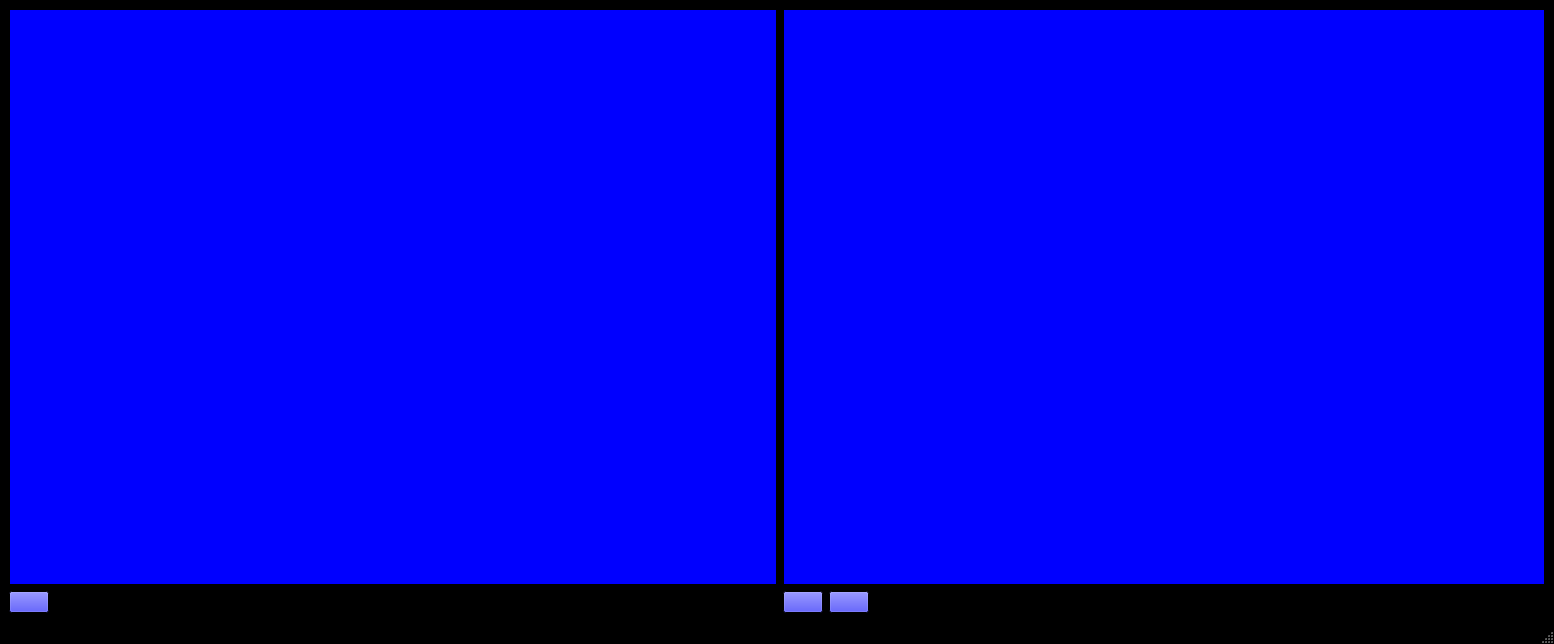
Before: the Qt Designer form texter/texter/texter2.ui in derlucas/4.48_psychosis, drawn with Qt 5.
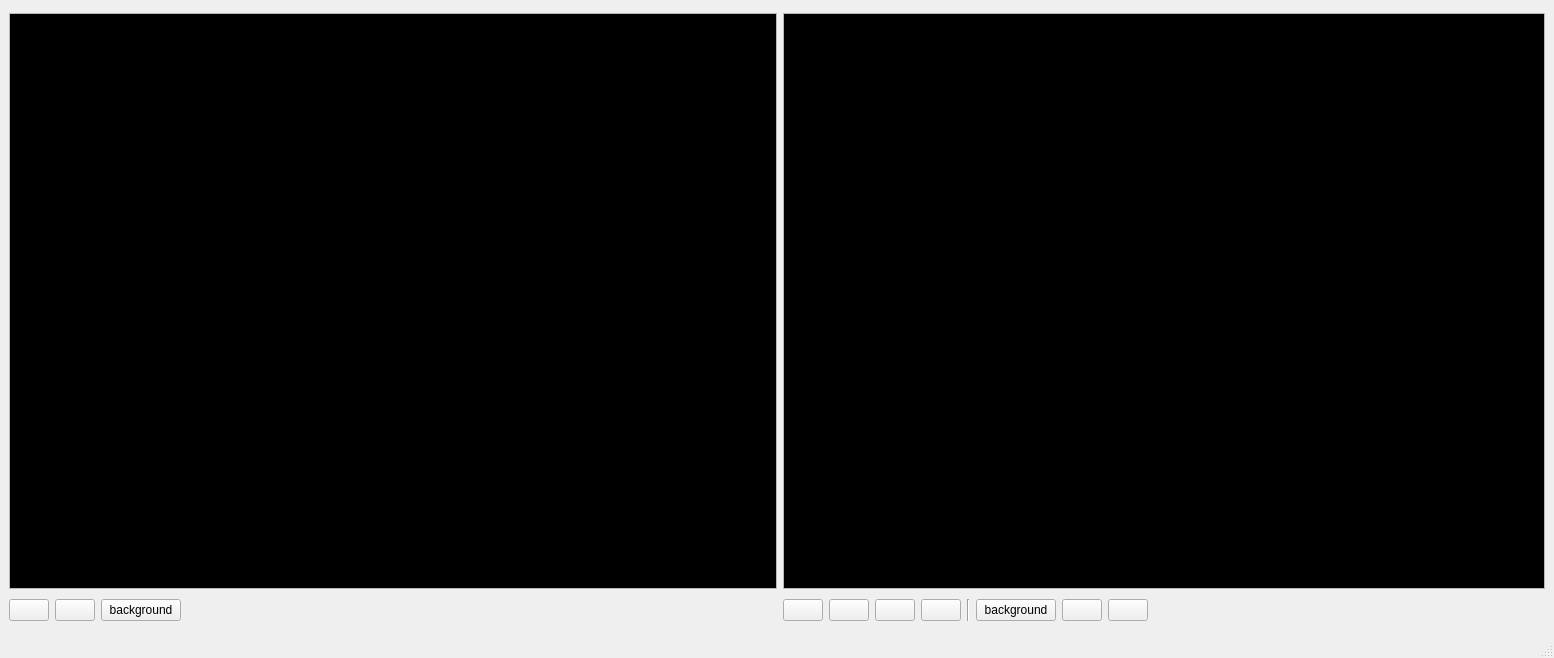
After: the same form once the commit is applied. Icons and pictures are not drawn. Custom widgets are drawn as their Qt base class.

What changed in the file:
```diff
--- a/texter/texter/texter2.ui
+++ b/texter/texter/texter2.ui
@@ -7,66 +7,12 @@
     <x>0</x>
     <y>0</y>
     <width>1554</width>
-    <height>636</height>
+    <height>658</height>
    </rect>
   </property>
   <property name="palette">
    <palette>
     <active>
-     <colorrole role="WindowText">
-      <brush brushstyle="SolidPattern">
-       <color alpha="255">
-        <red>255</red>
-        <green>255</green>
-        <blue>255</blue>
-       </color>
-      </brush>
-     </colorrole>
-     <colorrole role="Button">
-      <brush brushstyle="SolidPattern">
-       <color alpha="255">
-        <red>0</red>
-        <green>0</green>
-        <blue>255</blue>
-       </color>
-      </brush>
-     </colorrole>
-     <colorrole role="Light">
-      <brush brushstyle="SolidPattern">
-       <color alpha="255">
-        <red>0</red>
-        <green>0</green>
-        <blue>0</blue>
-       </color>
-      </brush>
-     </colorrole>
-     <colorrole role="Midlight">
-      <brush brushstyle="SolidPattern">
-       <color alpha="255">
-        <red>0</red>
-        <green>0</green>
-        <blue>0</blue>
-       </color>
-      </brush>
-     </colorrole>
-     <colorrole role="Dark">
-      <brush brushstyle="SolidPattern">
-       <color alpha="255">
-        <red>0</red>
-        <green>0</green>
-        <blue>0</blue>
-       </color>
-      </brush>
-     </colorrole>
-     <colorrole role="Mid">
-      <brush brushstyle="SolidPattern">
-       <color alpha="255">
-        <red>0</red>
-        <green>0</green>
-        <blue>0</blue>
-       </color>
-      </brush>
-     </colorrole>
      <colorrole role="Text">
       <brush brushstyle="SolidPattern">
        <color alpha="255">
@@ -76,70 +22,7 @@
        </color>
       </brush>
      </colorrole>
-     <colorrole role="BrightText">
-      <brush brushstyle="SolidPattern">
-       <color alpha="255">
-        <red>255</red>
-        <green>255</green>
-        <blue>255</blue>
-       </color>
-      </brush>
-     </colorrole>
-     <colorrole role="ButtonText">
-      <brush brushstyle="SolidPattern">
-       <color alpha="255">
-        <red>255</red>
-        <green>255</green>
-        <blue>255</blue>
-       </color>
-      </brush>
-     </colorrole>
      <colorrole role="Base">
-      <brush brushstyle="SolidPattern">
-       <color alpha="255">
-        <red>0</red>
-        <green>0</green>
-        <blue>255</blue>
-       </color>
-      </brush>
-     </colorrole>
-     <colorrole role="Window">
-      <brush brushstyle="SolidPattern">
-       <color alpha="255">
-        <red>0</red>
-        <green>0</green>
-        <blue>0</blue>
-       </color>
-      </brush>
-     </colorrole>
-     <colorrole role="Shadow">
-      <brush brushstyle="SolidPattern">
-       <color alpha="255">
-        <red>0</red>
-        <green>0</green>
-        <blue>0</blue>
-       </color>
-      </brush>
-     </colorrole>
-     <colorrole role="AlternateBase">
-      <brush brushstyle="SolidPattern">
-       <color alpha="255">
-        <red>0</red>
-        <green>0</green>
-        <blue>0</blue>
-       </color>
-      </brush>
-     </colorrole>
-     <colorrole role="ToolTipBase">
-      <brush brushstyle="SolidPattern">
-       <color alpha="255">
-        <red>255</red>
-        <green>255</green>
-        <blue>220</blue>
-       </color>
-      </brush>
-     </colorrole>
-     <colorrole role="ToolTipText">
       <brush brushstyle="SolidPattern">
        <color alpha="255">
         <red>0</red>
@@ -150,60 +33,6 @@
      </colorrole>
     </active>
     <inactive>
-     <colorrole role="WindowText">
-      <brush brushstyle="SolidPattern">
-       <color alpha="255">
-        <red>255</red>
-        <green>255</green>
-        <blue>255</blue>
-       </color>
-      </brush>
-     </colorrole>
-     <colorrole role="Button">
-      <brush brushstyle="SolidPattern">
-       <color alpha="255">
-        <red>0</red>
-        <green>0</green>
-        <blue>255</blue>
-       </color>
-      </brush>
-     </colorrole>
-     <colorrole role="Light">
-      <brush brushstyle="SolidPattern">
-       <color alpha="255">
-        <red>0</red>
-        <green>0</green>
-        <blue>0</blue>
-       </color>
-      </brush>
-     </colorrole>
-     <colorrole role="Midlight">
-      <brush brushstyle="SolidPattern">
-       <color alpha="255">
-        <red>0</red>
-        <green>0</green>
-        <blue>0</blue>
-       </color>
-      </brush>
-     </colorrole>
-     <colorrole role="Dark">
-      <brush brushstyle="SolidPattern">
-       <color alpha="255">
-        <red>0</red>
-        <green>0</green>
-        <blue>0</blue>
-       </color>
-      </brush>
-     </colorrole>
-     <colorrole role="Mid">
-      <brush brushstyle="SolidPattern">
-       <color alpha="255">
-        <red>0</red>
-        <green>0</green>
-        <blue>0</blue>
-       </color>
-      </brush>
-     </colorrole>
      <colorrole role="Text">
       <brush brushstyle="SolidPattern">
        <color alpha="255">
@@ -213,70 +42,7 @@
        </color>
       </brush>
      </colorrole>
-     <colorrole role="BrightText">
-      <brush brushstyle="SolidPattern">
-       <color alpha="255">
-        <red>255</red>
-        <green>255</green>
-        <blue>255</blue>
-       </color>
-      </brush>
-     </colorrole>
-     <colorrole role="ButtonText">
-      <brush brushstyle="SolidPattern">
-       <color alpha="255">
-        <red>255</red>
-        <green>255</green>
-        <blue>255</blue>
-       </color>
-      </brush>
-     </colorrole>
      <colorrole role="Base">
-      <brush brushstyle="SolidPattern">
-       <color alpha="255">
-        <red>0</red>
-        <green>0</green>
-        <blue>255</blue>
-       </color>
-      </brush>
-     </colorrole>
-     <colorrole role="Window">
-      <brush brushstyle="SolidPattern">
-       <color alpha="255">
-        <red>0</red>
-        <green>0</green>
-        <blue>0</blue>
-       </color>
-      </brush>
-     </colorrole>
-     <colorrole role="Shadow">
-      <brush brushstyle="SolidPattern">
-       <color alpha="255">
-        <red>0</red>
-        <green>0</green>
-        <blue>0</blue>
-       </color>
-      </brush>
-     </colorrole>
-     <colorrole role="AlternateBase">
-      <brush brushstyle="SolidPattern">
-       <color alpha="255">
-        <red>0</red>
-        <green>0</green>
-        <blue>0</blue>
-       </color>
-      </brush>
-     </colorrole>
-     <colorrole role="ToolTipBase">
-      <brush brushstyle="SolidPattern">
-       <color alpha="255">
-        <red>255</red>
-        <green>255</green>
-        <blue>220</blue>
-       </color>
-      </brush>
-     </colorrole>
-     <colorrole role="ToolTipText">
       <brush brushstyle="SolidPattern">
        <color alpha="255">
         <red>0</red>
@@ -287,138 +53,21 @@
      </colorrole>
     </inactive>
     <disabled>
-     <colorrole role="WindowText">
-      <brush brushstyle="SolidPattern">
-       <color alpha="255">
-        <red>0</red>
-        <green>0</green>
-        <blue>0</blue>
-       </color>
-      </brush>
-     </colorrole>
-     <colorrole role="Button">
-      <brush brushstyle="SolidPattern">
-       <color alpha="255">
-        <red>0</red>
-        <green>0</green>
-        <blue>255</blue>
-       </color>
-      </brush>
-     </colorrole>
-     <colorrole role="Light">
-      <brush brushstyle="SolidPattern">
-       <color alpha="255">
-        <red>0</red>
-        <green>0</green>
-        <blue>0</blue>
-       </color>
-      </brush>
-     </colorrole>
-     <colorrole role="Midlight">
-      <brush brushstyle="SolidPattern">
-       <color alpha="255">
-        <red>0</red>
-        <green>0</green>
-        <blue>0</blue>
-       </color>
-      </brush>
-     </colorrole>
-     <colorrole role="Dark">
-      <brush brushstyle="SolidPattern">
-       <color alpha="255">
-        <red>0</red>
-        <green>0</green>
-        <blue>0</blue>
-       </color>
-      </brush>
-     </colorrole>
-     <colorrole role="Mid">
-      <brush brushstyle="SolidPattern">
-       <color alpha="255">
-        <red>0</red>
-        <green>0</green>
-        <blue>0</blue>
-       </color>
-      </brush>
-     </colorrole>
      <colorrole role="Text">
       <brush brushstyle="SolidPattern">
        <color alpha="255">
-        <red>0</red>
-        <green>0</green>
-        <blue>0</blue>
-       </color>
-      </brush>
-     </colorrole>
-     <colorrole role="BrightText">
-      <brush brushstyle="SolidPattern">
-       <color alpha="255">
-        <red>255</red>
-        <green>255</green>
-        <blue>255</blue>
-       </color>
-      </brush>
-     </colorrole>
-     <colorrole role="ButtonText">
-      <brush brushstyle="SolidPattern">
-       <color alpha="255">
-        <red>0</red>
-        <green>0</green>
-        <blue>0</blue>
+        <red>169</red>
+        <green>167</green>
+        <blue>167</blue>
        </color>
       </brush>
      </colorrole>
      <colorrole role="Base">
       <brush brushstyle="SolidPattern">
        <color alpha="255">
-        <red>0</red>
-        <green>0</green>
-        <blue>0</blue>
-       </color>
-      </brush>
-     </colorrole>
-     <colorrole role="Window">
-      <brush brushstyle="SolidPattern">
-       <color alpha="255">
-        <red>0</red>
-        <green>0</green>
-        <blue>0</blue>
-       </color>
-      </brush>
-     </colorrole>
-     <colorrole role="Shadow">
-      <brush brushstyle="SolidPattern">
-       <color alpha="255">
-        <red>0</red>
-        <green>0</green>
-        <blue>0</blue>
-       </color>
-      </brush>
-     </colorrole>
-     <colorrole role="AlternateBase">
-      <brush brushstyle="SolidPattern">
-       <color alpha="255">
-        <red>0</red>
-        <green>0</green>
-        <blue>0</blue>
-       </color>
-      </brush>
-     </colorrole>
-     <colorrole role="ToolTipBase">
-      <brush brushstyle="SolidPattern">
-       <color alpha="255">
-        <red>255</red>
-        <green>255</green>
-        <blue>220</blue>
-       </color>
-      </brush>
-     </colorrole>
-     <colorrole role="ToolTipText">
-      <brush brushstyle="SolidPattern">
-       <color alpha="255">
-        <red>0</red>
-        <green>0</green>
-        <blue>0</blue>
+        <red>244</red>
+        <green>244</green>
+        <blue>244</blue>
        </color>
       </brush>
      </colorrole>
@@ -491,6 +140,20 @@
           </property>
          </widget>
         </item>
+        <item>
+         <widget class="KPushButton" name="live_save_button">
+          <property name="icon">
+           <iconset theme="document-save"/>
+          </property>
+         </widget>
+        </item>
+        <item>
+         <widget class="KColorButton" name="live_color">
+          <property name="text">
+           <string>background</string>
+          </property>
+         </widget>
+        </item>
         <item>
          <spacer name="horizontalSpacer">
           <property name="orientation">
@@ -584,6 +247,48 @@
           </property>
          </widget>
         </item>
+        <item>
+         <widget class="KPushButton" name="previous_button">
+          <property name="icon">
+           <iconset theme="media-skip-backward"/>
+          </property>
+         </widget>
+        </item>
+        <item>
+         <widget class="KPushButton" name="next_button">
+          <property name="icon">
+           <iconset theme="media-skip-forward"/>
+          </property>
+         </widget>
+        </item>
+        <item>
+         <widget class="Line" name="line">
+          <property name="orientation">
+           <enum>Qt::Vertical</enum>
+          </property>
+         </widget>
+        </item>
+        <item>
+         <widget class="KColorButton" name="preview_color">
+          <property name="text">
+           <string>background</string>
+          </property>
+         </widget>
+        </item>
+        <item>
+         <widget class="KPushButton" name="preview_save_button">
+          <property name="icon">
+           <iconset theme="document-save"/>
+          </property>
+         </widget>
+        </item>
+        <item>
+         <widget class="KPushButton" name="text_open_button">
+          <property name="icon">
+           <iconset theme="document-open"/>
+          </property>
+         </widget>
+        </item>
         <item>
          <spacer name="horizontalSpacer_2">
           <property name="orientation">
@@ -611,6 +316,11 @@
    <extends>KTextEdit</extends>
    <header>krichtextedit.h</header>
   </customwidget>
+  <customwidget>
+   <class>KColorButton</class>
+   <extends>QPushButton</extends>
+   <header>kcolorbutton.h</header>
+  </customwidget>
   <customwidget>
    <class>KPushButton</class>
    <extends>QPushButton</extends>
```
Left out of the diff: 12 changed lines with no effect on the pictures.
